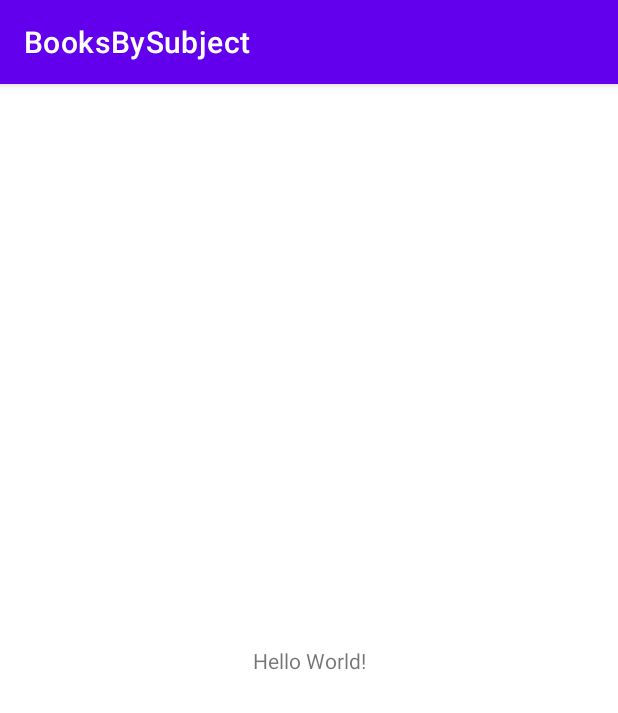
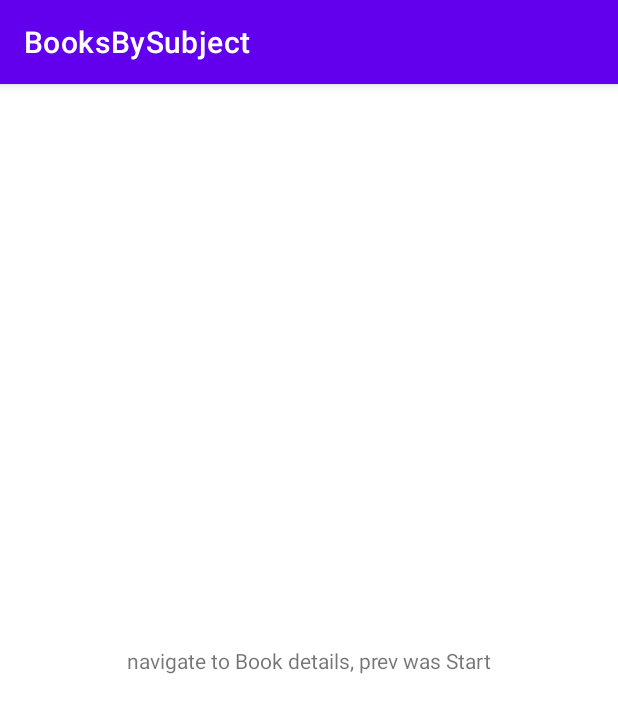
Before and after one commit to mzsb/BooksBySubject, an Android app: the screen it shows after launch (MainActivity), on a phone screen of 412 x 824 dp. Shown: the top 713 px of the screen. Run offline under Robolectric (Android 15) with nearby library versions, the phone set to English and light mode, and no system bars.

Commit message:
Fragments and navigation added

```diff
--- a/app/build.gradle
+++ b/app/build.gradle
@@ -1,6 +1,5 @@
 apply plugin: 'com.android.application'
 apply plugin: 'kotlin-android'
-apply plugin: 'kotlin-android-extensions'
 apply plugin: 'kotlin-kapt'
 apply plugin: "androidx.navigation.safeargs"
 
--- /dev/null
+++ b/app/src/main/java/hu/mzsb/booksbysubject/ui/books/BooksFragment.kt
@@ -0,0 +1,44 @@
+package hu.mzsb.booksbysubject.ui.books
+
+import android.os.Bundle
+import android.view.LayoutInflater
+import android.view.View
+import android.view.ViewGroup
+import androidx.fragment.app.Fragment
+import androidx.navigation.fragment.findNavController
+import hu.mzsb.booksbysubject.databinding.FragmentBooksBinding
+
+class BooksFragment : Fragment() {
+
+    private var _binding: FragmentBooksBinding? = null
+
+    private val binding get() = _binding!!
+
+    override fun onCreateView(
+        inflater: LayoutInflater,
+        container: ViewGroup?,
+        savedInstanceState: Bundle?
+    ): View? {
+        _binding = FragmentBooksBinding.inflate(inflater, container, false)
+
+        binding.tvToBookDetails.setOnClickListener {
+            findNavController().navigate(
+                BooksFragmentDirections.actionBooksFragmentToBookDetailsFragment("BooksFragment")
+            )
+        }
+
+        return binding.root
+    }
+
+    override fun onStart() {
+        super.onStart()
+
+        val fromFragmentName = requireArguments().getString("fromFragmentName") ?: "Start"
+        binding.tvToBookDetails.text = "navigate to Book details, prev was ${fromFragmentName}"
+    }
+
+    override fun onDestroyView() {
+        super.onDestroyView()
+        _binding = null
+    }
+}
--- a/app/src/main/res/layout/activity_main.xml
+++ b/app/src/main/res/layout/activity_main.xml
@@ -1,18 +1,11 @@
 <?xml version="1.0" encoding="utf-8"?>
-<androidx.constraintlayout.widget.ConstraintLayout xmlns:android="http://schemas.android.com/apk/res/android"
+<fragment xmlns:android="http://schemas.android.com/apk/res/android"
     xmlns:app="http://schemas.android.com/apk/res-auto"
     xmlns:tools="http://schemas.android.com/tools"
+    android:id="@+id/navHost"
+    android:name="androidx.navigation.fragment.NavHostFragment"
     android:layout_width="match_parent"
     android:layout_height="match_parent"
-    tools:context=".MainActivity">
-
-    <TextView
-        android:layout_width="wrap_content"
-        android:layout_height="wrap_content"
-        android:text="Hello World!"
-        app:layout_constraintBottom_toBottomOf="parent"
-        app:layout_constraintLeft_toLeftOf="parent"
-        app:layout_constraintRight_toRightOf="parent"
-        app:layout_constraintTop_toTopOf="parent" />
-
-</androidx.constraintlayout.widget.ConstraintLayout>
+    app:defaultNavHost="true"
+    app:navGraph="@navigation/nav_graph"
+    tools:ignore="FragmentTagUsage" />
--- /dev/null
+++ b/app/src/main/res/layout/fragment_books.xml
@@ -0,0 +1,21 @@
+<?xml version="1.0" encoding="utf-8"?>
+<androidx.constraintlayout.widget.ConstraintLayout
+    xmlns:android="http://schemas.android.com/apk/res/android"
+    xmlns:app="http://schemas.android.com/apk/res-auto"
+    xmlns:tools="http://schemas.android.com/tools"
+    android:layout_width="match_parent"
+    android:layout_height="match_parent"
+    android:fitsSystemWindows="true"
+    tools:context=".MainActivity">
+
+    <TextView
+        android:id="@+id/tv_toBookDetails"
+        android:layout_width="wrap_content"
+        android:layout_height="wrap_content"
+        android:text="navigate to Book details"
+        app:layout_constraintBottom_toBottomOf="parent"
+        app:layout_constraintLeft_toLeftOf="parent"
+        app:layout_constraintRight_toRightOf="parent"
+        app:layout_constraintTop_toTopOf="parent" />
+
+</androidx.constraintlayout.widget.ConstraintLayout>
```
Also changed, not shown: app/src/main/java/hu/mzsb/booksbysubject/ui/about/AboutFragment.kt (added, +43 -0 lines), app/src/main/java/hu/mzsb/booksbysubject/ui/bookdetails/BookDetailsFragment.kt (added, +43 -0 lines), app/src/main/res/layout/fragment_about.xml (added, +21 -0 lines), app/src/main/res/layout/fragment_book_details.xml (added, +20 -0 lines), app/src/main/res/navigation/nav_graph.xml (added, +45 -0 lines).
